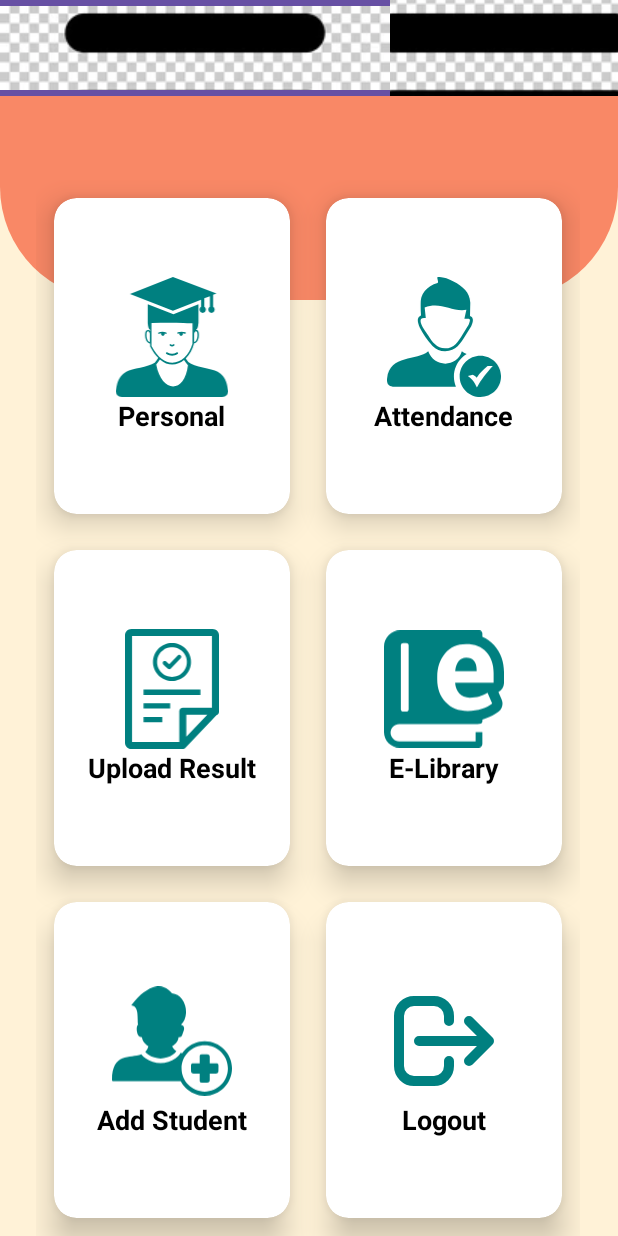
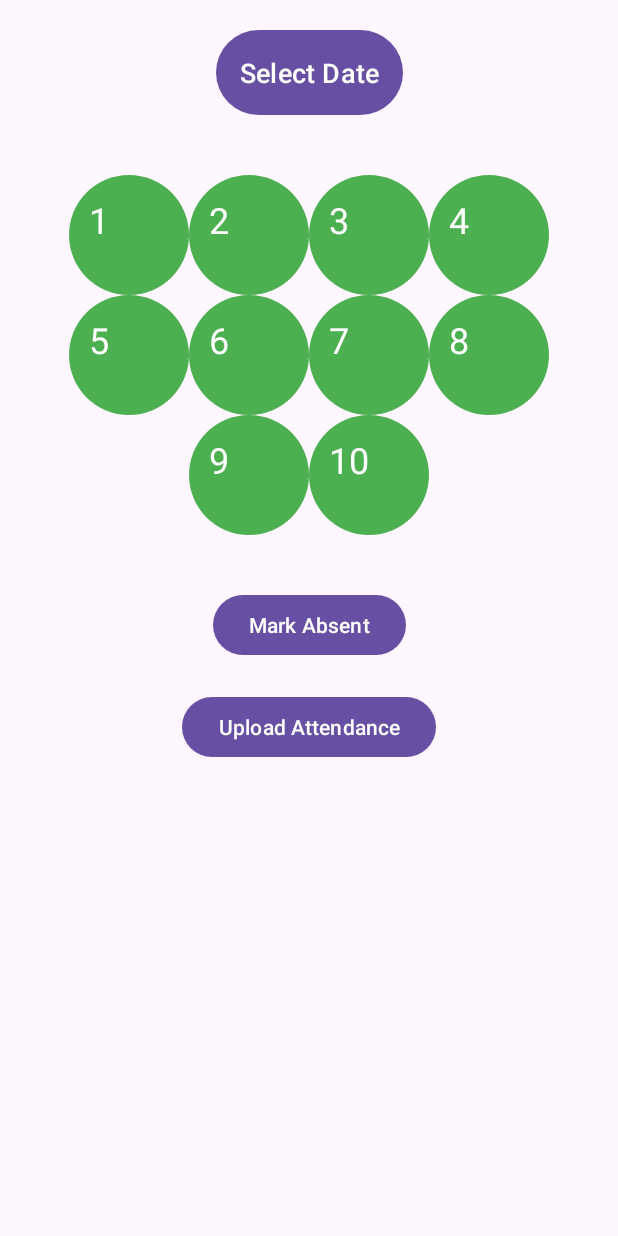
Before and after one commit to Jalpan25/Saraswati_Vidyalaya, an Android app: the teacher_home screen opened directly, with no data from a screen before it, after a tap on "Attendance", on a phone screen of 412 x 824 dp. Run offline under Robolectric (Android 15) with nearby library versions, the phone set to English and light mode, and no system bars; our stand-ins replace Firebase (no records; nobody signed in at launch, a user with empty details on screens opened directly), FlexboxLayout.

Commit message:
attendance functionality add

```diff
--- a/app/build.gradle
+++ b/app/build.gradle
@@ -43,9 +43,15 @@ dependencies {
     implementation 'com.google.firebase:firebase-database:21.0.0'
     implementation 'com.google.firebase:firebase-storage:20.2.1'
     implementation 'com.google.firebase:firebase-firestore:24.8.0'
+    implementation 'com.github.bumptech.glide:glide:4.11.0'
+    annotationProcessor 'com.github.bumptech.glide:compiler:4.11.0'
+    implementation 'com.google.android.flexbox:flexbox:3.0.0'
     testImplementation 'junit:junit:4.13.2'
     androidTestImplementation 'androidx.test.ext:junit:1.1.5'
     androidTestImplementation 'androidx.test.espresso:espresso-core:3.5.1'
+    implementation 'androidx.constraintlayout:constraintlayout:2.1.4'
+    //implementation 'com.prolificinteractive:material-calendarview:2.0.0'
+
 
 
 }
--- /dev/null
+++ b/app/src/main/java/com/example/saraswatividyalaya/Attendance_teacher.java
@@ -0,0 +1,144 @@
+package com.example.saraswatividyalaya;
+
+import android.app.DatePickerDialog;
+import android.os.Bundle;
+import android.widget.Button;
+import android.widget.DatePicker;
+import android.widget.TextView;
+import android.widget.Toast;
+
+import androidx.appcompat.app.AppCompatActivity;
+
+import com.google.android.flexbox.FlexboxLayout;
+import com.google.firebase.database.DatabaseReference;
+import com.google.firebase.database.FirebaseDatabase;
+
+import java.text.SimpleDateFormat;
+import java.util.Calendar;
+import java.util.Date;
+import java.util.HashMap;
+import java.util.Locale;
+import java.util.Map;
+
+public class Attendance_teacher extends AppCompatActivity {
+
+    private FlexboxLayout rollNumberGrid;
+    private Button absentButton, uploadAttendanceButton, dateSelectButton;
+    private TextView dateText;
+    private Map<Integer, Boolean> attendanceMap = new HashMap<>();
+    private int selectedRollNo = -1;
+    private DatabaseReference attendanceReference;
+
+    @Override
+    protected void onCreate(Bundle savedInstanceState) {
+        super.onCreate(savedInstanceState);
+        setContentView(R.layout.activity_attendance_teacher);
+
+        rollNumberGrid = findViewById(R.id.rollNumberGrid);
+        absentButton = findViewById(R.id.absentButton);
+        uploadAttendanceButton = findViewById(R.id.uploadAttendanceButton);
+        dateSelectButton = findViewById(R.id.dateSelectButton);
+        dateText = new TextView(this);
+
+        // Initialize Firebase reference
+        attendanceReference = FirebaseDatabase.getInstance().getReference("Attendance");
+
+        // Set current date in full format
+        String currentDate = new SimpleDateFormat("dd-MM-yyyy", Locale.getDefault()).format(new Date());
+        dateText.setText(currentDate);
+
+        // Add date picker functionality
+        dateSelectButton.setOnClickListener(v -> showDatePicker());
+
+        // Populate grid with roll numbers
+        populateRollNumbers();
+
+        absentButton.setOnClickListener(v -> markAbsent());
+        uploadAttendanceButton.setOnClickListener(v -> uploadAttendance());
+    }
+
+    private void showDatePicker() {
+        final Calendar calendar = Calendar.getInstance();
+        int year = calendar.get(Calendar.YEAR);
+        int month = calendar.get(Calendar.MONTH);
+        int day = calendar.get(Calendar.DAY_OF_MONTH);
+
+        DatePickerDialog datePickerDialog = new DatePickerDialog(this,
+                (view, selectedYear, selectedMonth, selectedDay) -> {
+                    String selectedDate = String.format(Locale.getDefault(), "%02d-%02d-%d", selectedDay, (selectedMonth + 1), selectedYear);
+                    dateText.setText(selectedDate);
+                    dateSelectButton.setText(selectedDate); // Update button text with the selected date
+                    resetRollNumbers(); // Reset roll numbers to green for new date
+                }, year, month, day);
+
+        datePickerDialog.show();
+    }
+
+    private void populateRollNumbers() {
+        for (int i = 1; i <= 10; i++) {
+            final int rollNo = i;
+
+            TextView rollTextView = new TextView(this);
+            rollTextView.setText(String.valueOf(rollNo));
+            rollTextView.setTextSize(24);
+            rollTextView.setBackgroundResource(R.drawable.circle_green);
+            rollTextView.setPadding(20, 20, 20, 20);
+            rollTextView.setTextColor(getResources().getColor(R.color.white));
+
+            // Initially, mark all students as present
+            attendanceMap.put(rollNo, true);
+
+            // Set click listener to select a roll number
+            rollTextView.setOnClickListener(v -> selectRollNumber(rollNo, rollTextView));
+            rollNumberGrid.addView(rollTextView);
+        }
+    }
+
+    private void resetRollNumbers() {
+        for (int i = 0; i < rollNumberGrid.getChildCount(); i++) {
+            TextView rollTextView = (TextView) rollNumberGrid.getChildAt(i);
+            rollTextView.setBackgroundResource(R.drawable.circle_green);
+            attendanceMap.put(i + 1, true);
+        }
+    }
+
+    private void selectRollNumber(int rollNo, TextView rollTextView) {
+        selectedRollNo = rollNo;
+        Toast.makeText(this, "Selected Roll No: " + rollNo, Toast.LENGTH_SHORT).show();
+    }
+
+    private void markAbsent() {
+        if (selectedRollNo != -1) {
+            TextView selectedTextView = (TextView) rollNumberGrid.getChildAt(selectedRollNo - 1);
+            selectedTextView.setBackgroundResource(R.drawable.circle_red);
+            attendanceMap.put(selectedRollNo, false);
+        } else {
+            Toast.makeText(this, "Please select a student to mark absent.", Toast.LENGTH_SHORT).show();
+        }
+    }
+
+    private void uploadAttendance() {
+        String selectedDate = dateText.getText().toString();
+
+        // Extract the month from the selected date (e.g., "01-09-2024" -> "09-2024")
+        String month = new SimpleDateFormat("MM-yyyy", Locale.getDefault()).format(new Date());
+
+        // Reference to the month in Firebase
+        DatabaseReference monthRef = attendanceReference.child(month);
+
+        // Iterate through the attendanceMap to upload the data
+        for (Map.Entry<Integer, Boolean> entry : attendanceMap.entrySet()) {
+            int rollNo = entry.getKey();
+            boolean isPresent = entry.getValue();
+
+            // Reference to the specific roll number in the selected month without the "RollNo_" prefix
+            DatabaseReference rollNoRef = monthRef.child(String.valueOf(rollNo));
+
+            // Store attendance for the selected date under the roll number
+            rollNoRef.child(selectedDate).setValue(isPresent ? "Present" : "Absent");
+        }
+
+        Toast.makeText(this, "Attendance uploaded for " + selectedDate, Toast.LENGTH_SHORT).show();
+    }
+
+}
--- a/app/src/main/java/com/example/saraswatividyalaya/teacher_home.java
+++ b/app/src/main/java/com/example/saraswatividyalaya/teacher_home.java
@@ -7,8 +7,8 @@ import android.view.View;
 import androidx.appcompat.app.AppCompatActivity;
 import androidx.appcompat.widget.Toolbar;
 import androidx.cardview.widget.CardView;
-
 import com.google.firebase.auth.FirebaseAuth;
+import com.google.firebase.auth.FirebaseUser;
 
 public class teacher_home extends AppCompatActivity implements View.OnClickListener {
     public CardView personal, attendance, upload_result, elibrary,add_student,logout;
@@ -18,6 +18,9 @@ public class teacher_home extends AppCompatActivity implements View.OnClickListe
     protected void onCreate(Bundle savedInstanceState) {
         super.onCreate(savedInstanceState);
         setContentView(R.layout.activity_teacher_home);
+
+
+
         Toolbar toolbar = findViewById(R.id.toolbar);
         setSupportActionBar(toolbar);
         getSupportActionBar().setDisplayHomeAsUpEnabled(true); // Enable the navigation icon
@@ -48,13 +51,18 @@ public class teacher_home extends AppCompatActivity implements View.OnClickListe
             startActivity(i);
             finish();
         }
+       else  if (v1.getId() == R.id.c2) {
+            i = new Intent(teacher_home.this, Attendance_teacher.class);
+            startActivity(i);
+            finish();
+        }
 
         else if (v1.getId() == R.id.c4) {
             i = new Intent(teacher_home.this, TeacherLibraryActivity.class);
             startActivity(i);
             finish();
         }
-        if (v1.getId() == R.id.c6) {
+       else  if (v1.getId() == R.id.c6) {
             FirebaseAuth.getInstance().signOut();
             i = new Intent(teacher_home.this, login.class);
             startActivity(i);
--- /dev/null
+++ b/app/src/main/res/drawable/circle_green.xml
@@ -0,0 +1,6 @@
+<shape xmlns:android="http://schemas.android.com/apk/res/android">
+    <solid android:color="#4CAF50" />
+    <corners android:radius="50dp" />
+    <size android:width="80dp" android:height="80dp" />
+    <padding android:left="16dp" android:right="16dp" android:top="16dp" android:bottom="16dp"/>
+</shape>
--- /dev/null
+++ b/app/src/main/res/drawable/circle_red.xml
@@ -0,0 +1,6 @@
+<shape xmlns:android="http://schemas.android.com/apk/res/android">
+    <solid android:color="#F44436" />
+    <corners android:radius="50dp" />
+    <size android:width="80dp" android:height="80dp" />
+    <padding android:left="16dp" android:right="16dp" android:top="16dp" android:bottom="16dp"/>
+</shape>
--- /dev/null
+++ b/app/src/main/res/drawable/green_circle.xml
@@ -0,0 +1,6 @@
+<?xml version="1.0" encoding="utf-8"?>
+<shape xmlns:android="http://schemas.android.com/apk/res/android"
+    android:shape="oval">
+    <solid android:color="#00FF00"/> <!-- Green color -->
+    <size android:width="40dp" android:height="40dp"/>
+</shape>
--- /dev/null
+++ b/app/src/main/res/drawable/red_circle.xml
@@ -0,0 +1,6 @@
+<?xml version="1.0" encoding="utf-8"?>
+<shape xmlns:android="http://schemas.android.com/apk/res/android"
+    android:shape="oval">
+    <solid android:color="#FF0000"/> <!-- Red color -->
+    <size android:width="40dp" android:height="40dp"/>
+</shape>
--- /dev/null
+++ b/app/src/main/res/layout/activity_attendance_teacher.xml
@@ -0,0 +1,57 @@
+<?xml version="1.0" encoding="utf-8"?>
+<androidx.constraintlayout.widget.ConstraintLayout
+    xmlns:android="http://schemas.android.com/apk/res/android"
+    xmlns:app="http://schemas.android.com/apk/res-auto"
+    xmlns:tools="http://schemas.android.com/tools"
+    android:layout_width="match_parent"
+    android:layout_height="match_parent"
+    tools:context=".Attendance_teacher">
+
+    <Button
+        android:id="@+id/dateSelectButton"
+        android:layout_width="wrap_content"
+        android:layout_height="wrap_content"
+        android:text="Select Date"
+        android:textSize="18sp"
+        android:layout_marginTop="16dp"
+        app:layout_constraintTop_toTopOf="parent"
+        app:layout_constraintStart_toStartOf="parent"
+        app:layout_constraintEnd_toEndOf="parent"
+        android:padding="16dp"
+        android:clickable="true"
+        android:focusable="true"/>
+
+    <com.google.android.flexbox.FlexboxLayout
+        android:id="@+id/rollNumberGrid"
+        android:layout_width="match_parent"
+        android:layout_height="wrap_content"
+        android:layout_marginTop="20dp"
+        android:padding="16dp"
+        app:flexWrap="wrap"
+        app:justifyContent="center"
+        app:alignItems="center"
+        app:layout_constraintTop_toBottomOf="@+id/dateSelectButton"
+        app:layout_constraintStart_toStartOf="parent"
+        app:layout_constraintEnd_toEndOf="parent"/>
+
+    <Button
+        android:id="@+id/absentButton"
+        android:layout_width="wrap_content"
+        android:layout_height="wrap_content"
+        android:text="Mark Absent"
+        android:layout_marginTop="20dp"
+        app:layout_constraintTop_toBottomOf="@+id/rollNumberGrid"
+        app:layout_constraintStart_toStartOf="parent"
+        app:layout_constraintEnd_toEndOf="parent"/>
+
+    <Button
+        android:id="@+id/uploadAttendanceButton"
+        android:layout_width="wrap_content"
+        android:layout_height="wrap_content"
+        android:text="Upload Attendance"
+        android:layout_marginTop="20dp"
+        app:layout_constraintTop_toBottomOf="@+id/absentButton"
+        app:layout_constraintStart_toStartOf="parent"
+        app:layout_constraintEnd_toEndOf="parent"/>
+
+</androidx.constraintlayout.widget.ConstraintLayout>
--- a/app/src/main/res/layout/activity_teacher_login.xml
+++ b/app/src/main/res/layout/activity_teacher_login.xml
@@ -2,6 +2,7 @@
     android:layout_width="match_parent"
     android:layout_height="match_parent"
     android:background="#F98866"> <!-- Background color -->
+
 
     <!-- School Logo ImageView -->
     <ImageView
--- a/build.gradle
+++ b/build.gradle
@@ -3,6 +3,7 @@ buildscript {
     repositories {
         google()
         mavenCentral()
+        jcenter() // Deprecated, but still may be necessary
     }
     dependencies {
         classpath 'com.android.tools.build:gradle:8.5.0'
@@ -10,6 +11,7 @@ buildscript {
         classpath 'com.google.gms:google-services:4.3.15'// Google Services plugin
         // NOTE: Do not place your application dependencies here; they belong in the individual module build.gradle files
     }
+
 }
 
 task clean(type: Delete) {
```
Also changed, not shown: app/src/main/AndroidManifest.xml (+18 -6 lines), app/src/main/java/com/example/saraswatividyalaya/home_page.java (+11 -0 lines), app/src/main/java/com/example/saraswatividyalaya/login.java (+43 -10 lines), app/src/main/java/com/example/saraswatividyalaya/student_attendance.java (added, +156 -0 lines), app/src/main/java/com/example/saraswatividyalaya/teacher_login.java (+31 -25 lines), app/src/main/res/layout/activity_student_attendance.xml (added, +27 -0 lines), app/src/main/res/values/strings.xml (+14 -0 lines).
